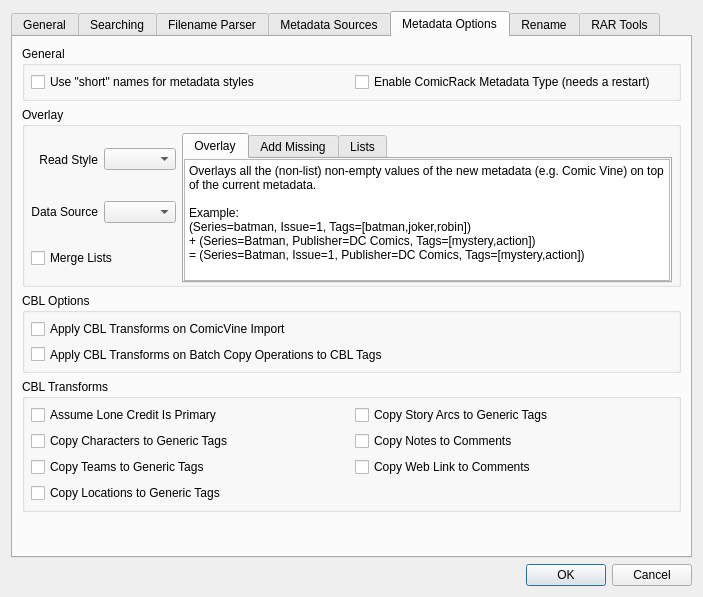
Before: the Qt Designer form comictaggerlib/ui/settingswindow.ui in comictagger/comictagger, drawn with Qt 5.
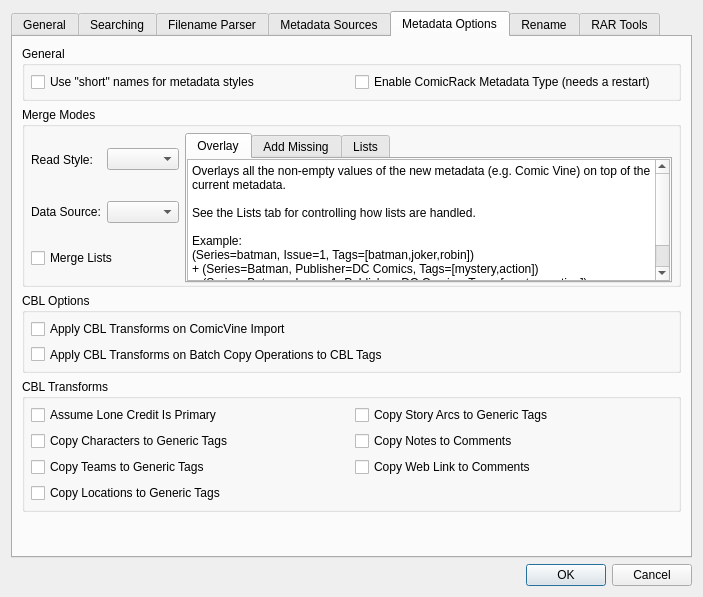
After: the same form once the commit is applied. The open tabs and pages were chosen to show the change.

Commit message: Improve Merge descriptions in settings window

What changed in the file:
```diff
--- a/comictaggerlib/ui/settingswindow.ui
+++ b/comictaggerlib/ui/settingswindow.ui
@@ -626,7 +626,7 @@
             </size>
            </property>
            <property name="title">
-            <string>Overlay</string>
+            <string>Merge Modes</string>
            </property>
            <layout class="QGridLayout" name="gridLayout_10">
             <property name="leftMargin">
@@ -650,10 +650,7 @@
                <string>The operation to perform when overlaying source data (Comic Vine, Metron, GCD, etc.)</string>
               </property>
               <property name="text">
-               <string>Data Source</string>
-              </property>
-              <property name="alignment">
-               <set>Qt::AlignRight|Qt::AlignTrailing|Qt::AlignVCenter</set>
+               <string>Data Source:</string>
               </property>
               <property name="margin">
                <number>6</number>
@@ -666,10 +663,7 @@
                <string>The operation to perform when overlaying read styles (ComicRack, ComicBookInfo, etc.)</string>
               </property>
               <property name="text">
-               <string>Read Style</string>
-              </property>
-              <property name="alignment">
-               <set>Qt::AlignRight|Qt::AlignTrailing|Qt::AlignVCenter</set>
+               <string>Read Style:</string>
               </property>
               <property name="margin">
                <number>6</number>
@@ -684,12 +678,6 @@
                 <verstretch>0</verstretch>
                </sizepolicy>
               </property>
-              <property name="maximumSize">
-               <size>
-                <width>16777215</width>
-                <height>16777215</height>
-               </size>
-              </property>
               <property name="toolTip">
                <string>The operation to perform when overlaying source data (Comic Vine, Metron, GCD, etc.)</string>
               </property>
@@ -759,7 +747,9 @@
                    <bool>false</bool>
                   </property>
                   <property name="plainText">
-                   <string>Overlays all the (non-list) non-empty values of the new metadata (e.g. Comic Vine) on top of the current metadata.
+                   <string>Overlays all the non-empty values of the new metadata (e.g. Comic Vine) on top of the current metadata.
+
+See the Lists tab for controlling how lists are handled.
 
 Example:
 (Series=batman, Issue=1, Tags=[batman,joker,robin])
@@ -865,12 +855,6 @@
                 <verstretch>0</verstretch>
                </sizepolicy>
               </property>
-              <property name="maximumSize">
-               <size>
-                <width>16777215</width>
-                <height>16777215</height>
-               </size>
-              </property>
               <property name="toolTip">
                <string>The operation to perform when overlaying read styles (ComicRack, ComicBookInfo, etc.)</string>
               </property>
```
Left out of the diff: 22 changed lines with no effect on the pictures.
